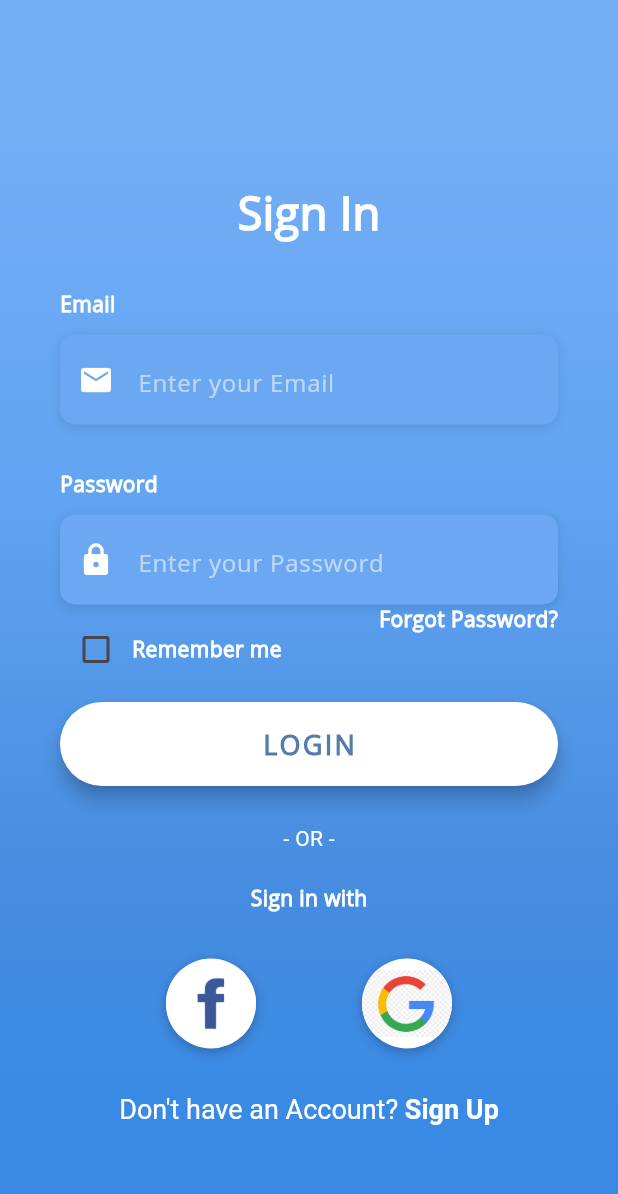
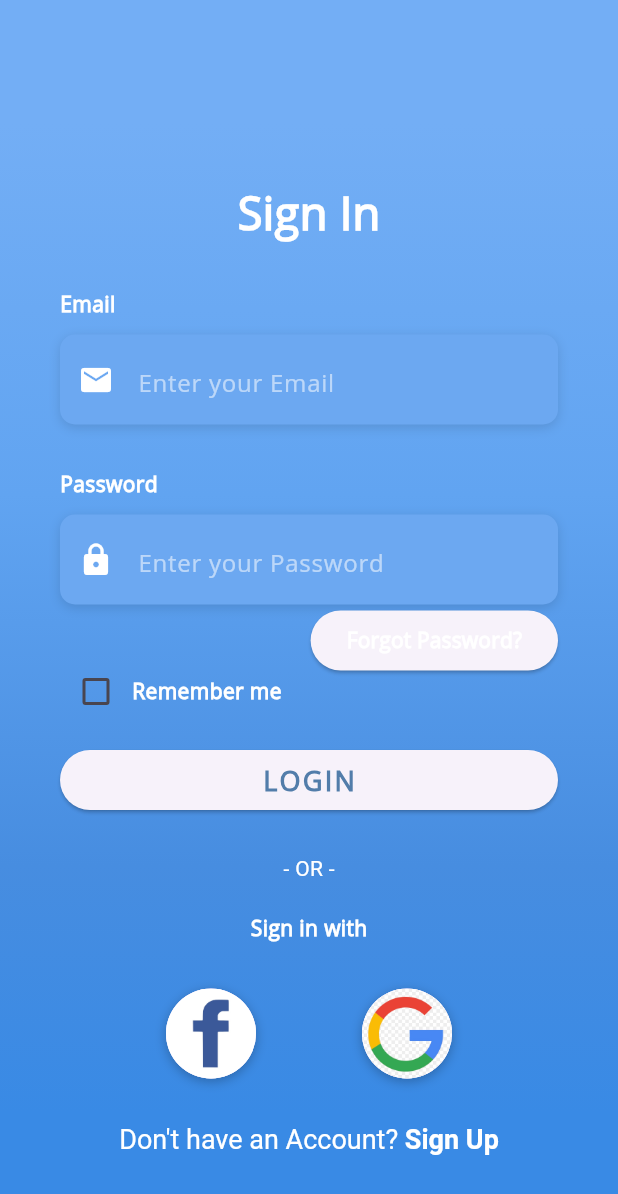
Before and after one commit to JJ5A505/flutter, a Flutter app: the screen it shows after launch, on a phone screen of 412 x 824 dp. Shown: the top 1194 px of the screen. Run offline on Flutter 3.47's test engine with Material 3 defaults, Android fonts, the phone set to English and light mode, and no system bars.

Commit message:
second commit

```diff
--- a/lib/screens/login_screen.dart
+++ b/lib/screens/login_screen.dart
@@ -1,7 +1,6 @@
 import 'package:flutter/material.dart';
 import 'package:flutter/services.dart';
 import 'package:flutter_application_2/utilities/constants.dart';
-import 'package:flutter_login_ui/utilities/constants.dart';
 
 class LoginScreen extends StatefulWidget {
   @override
@@ -9,7 +8,7 @@ class LoginScreen extends StatefulWidget {
 }
 
 class _LoginScreenState extends State<LoginScreen> {
-  bool _rememberMe = false;
+  bool? _rememberMe = false;
 
   Widget _buildEmailTF() {
     return Column(
@@ -19,21 +18,21 @@ class _LoginScreenState extends State<LoginScreen> {
           'Email',
           style: kLabelStyle,
         ),
-        SizedBox(height: 10.0),
+        const SizedBox(height: 10.0),
         Container(
           alignment: Alignment.centerLeft,
           decoration: kBoxDecorationStyle,
           height: 60.0,
           child: TextField(
             keyboardType: TextInputType.emailAddress,
-            style: TextStyle(
+            style: const TextStyle(
               color: Colors.white,
               fontFamily: 'OpenSans',
             ),
             decoration: InputDecoration(
               border: InputBorder.none,
               contentPadding: EdgeInsets.only(top: 14.0),
-              prefixIcon: Icon(
+              prefixIcon: const Icon(
                 Icons.email,
                 color: Colors.white,
               ),
@@ -54,21 +53,21 @@ class _LoginScreenState extends State<LoginScreen> {
           'Password',
           style: kLabelStyle,
         ),
-        SizedBox(height: 10.0),
+        const SizedBox(height: 10.0),
         Container(
           alignment: Alignment.centerLeft,
           decoration: kBoxDecorationStyle,
           height: 60.0,
           child: TextField(
             obscureText: true,
-            style: TextStyle(
+            style: const TextStyle(
               color: Colors.white,
               fontFamily: 'OpenSans',
             ),
             decoration: InputDecoration(
               border: InputBorder.none,
               contentPadding: EdgeInsets.only(top: 14.0),
-              prefixIcon: Icon(
+              prefixIcon: const Icon(
                 Icons.lock,
                 color: Colors.white,
               ),
@@ -84,9 +83,8 @@ class _LoginScreenState extends State<LoginScreen> {
   Widget _buildForgotPasswordBtn() {
     return Container(
       alignment: Alignment.centerRight,
-      child: FlatButtom(
+      child: ElevatedButton(
         onPressed: () => print('Forgot Password Button Pressed'),
-        padding: EdgeInsets.only(right: 0.0),
         child: Text(
           'Forgot Password?',
           style: kLabelStyle,
@@ -124,17 +122,11 @@ class _LoginScreenState extends State<LoginScreen> {
 
   Widget _buildLoginBtn() {
     return Container(
-      padding: EdgeInsets.symmetric(vertical: 25.0),
+      padding: const EdgeInsets.symmetric(vertical: 25.0),
       width: double.infinity,
-      child: RaisedButton(
-        elevation: 5.0,
+      child: ElevatedButton(
         onPressed: () => print('Login Button Pressed'),
-        padding: EdgeInsets.all(15.0),
-        shape: RoundedRectangleBorder(
-          borderRadius: BorderRadius.circular(30.0),
-        ),
-        color: Colors.white,
-        child: Text(
+        child: const Text(
           'LOGIN',
           style: TextStyle(
             color: Color(0xFF527DAA),
@@ -151,14 +143,14 @@ class _LoginScreenState extends State<LoginScreen> {
   Widget _buildSignInWithText() {
     return Column(
       children: <Widget>[
-        Text(
+        const Text(
           '- OR -',
           style: TextStyle(
             color: Colors.white,
             fontWeight: FontWeight.w400,
           ),
         ),
-        SizedBox(height: 20.0),
+        const SizedBox(height: 20.0),
         Text(
           'Sign in with',
           style: kLabelStyle,
@@ -167,25 +159,25 @@ class _LoginScreenState extends State<LoginScreen> {
     );
   }
 
-  Widget _buildSocialBtn(Function onTap, AssetImage logo) {
+  Widget _buildSocialBtn(void Function()? onTap, AssetImage logo) {
     return GestureDetector(
       onTap: onTap,
       child: Container(
         height: 60.0,
         width: 60.0,
-        decoration: BoxDecoration(
+        decoration: const BoxDecoration(
           shape: BoxShape.circle,
           color: Colors.white,
-          boxShadow: [
+          boxShadow:  [
             BoxShadow(
               color: Colors.black26,
               offset: Offset(0, 2),
               blurRadius: 6.0,
             ),
           ],
-          image: DecorationImage(
-            image: logo,
-          ),
+        ),
+        child: CircleAvatar(
+          backgroundImage: logo,
         ),
       ),
     );
@@ -193,21 +185,17 @@ class _LoginScreenState extends State<LoginScreen> {
 
   Widget _buildSocialBtnRow() {
     return Padding(
-      padding: EdgeInsets.symmetric(vertical: 30.0),
+      padding: const EdgeInsets.symmetric(vertical: 30.0),
       child: Row(
         mainAxisAlignment: MainAxisAlignment.spaceEvenly,
         children: <Widget>[
           _buildSocialBtn(
             () => print('Login with Facebook'),
-            AssetImage(
-              'assets/logos/facebook.jpg',
-            ),
+            const AssetImage('assets/logos/facebook.jpg'),
           ),
           _buildSocialBtn(
             () => print('Login with Google'),
-            AssetImage(
-              'assets/logos/google.jpg',
-            ),
+            const AssetImage('assets/logos/google.jpg'),
           ),
         ],
       ),
@@ -218,7 +206,7 @@ class _LoginScreenState extends State<LoginScreen> {
     return GestureDetector(
       onTap: () => print('Sign Up Button Pressed'),
       child: RichText(
-        text: TextSpan(
+        text: const TextSpan(
           children: [
             TextSpan(
               text: 'Don\'t have an Account? ',
@@ -254,7 +242,7 @@ class _LoginScreenState extends State<LoginScreen> {
               Container(
                 height: double.infinity,
                 width: double.infinity,
-                decoration: BoxDecoration(
+                decoration: const BoxDecoration(
                   gradient: LinearGradient(
                     begin: Alignment.topCenter,
                     end: Alignment.bottomCenter,
@@ -271,15 +259,15 @@ class _LoginScreenState extends State<LoginScreen> {
               Container(
                 height: double.infinity,
                 child: SingleChildScrollView(
-                  physics: AlwaysScrollableScrollPhysics(),
-                  padding: EdgeInsets.symmetric(
+                  physics: const AlwaysScrollableScrollPhysics(),
+                  padding: const EdgeInsets.symmetric(
                     horizontal: 40.0,
                     vertical: 120.0,
                   ),
                   child: Column(
                     mainAxisAlignment: MainAxisAlignment.center,
                     children: <Widget>[
-                      Text(
+                      const Text(
                         'Sign In',
                         style: TextStyle(
                           color: Colors.white,
@@ -288,9 +276,9 @@ class _LoginScreenState extends State<LoginScreen> {
                           fontWeight: FontWeight.bold,
                         ),
                       ),
-                      SizedBox(height: 30.0),
+                      const SizedBox(height: 30.0),
                       _buildEmailTF(),
-                      SizedBox(
+                      const SizedBox(
                         height: 30.0,
                       ),
                       _buildPasswordTF(),
--- a/pubspec.yaml
+++ b/pubspec.yaml
@@ -4,7 +4,7 @@ publish_to: 'none'
 version: 0.1.0
 
 environment:
-  sdk: '>=3.1.5 <4.0.0'
+  sdk: '>=2.12.6 <4.0.0'
 
 dependencies:
   flutter:
@@ -15,7 +15,7 @@ dependencies:
 dev_dependencies:
   flutter_test:
     sdk: flutter
-  flutter_lints: ^2.0.0
+  flutter_lints: ^3.0.1
 
 flutter:
   uses-material-design: true
```
Also changed, not shown: pubspec.lock, 1 other file.
